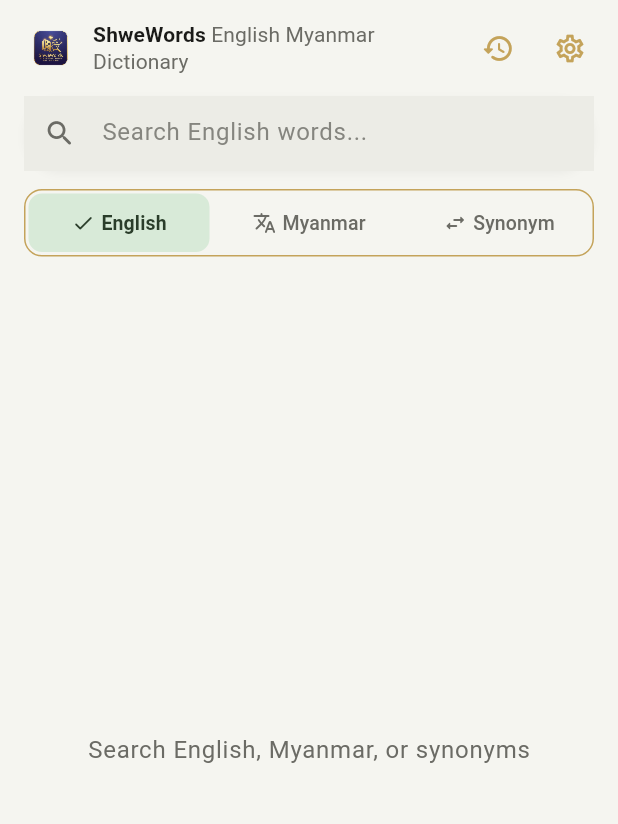
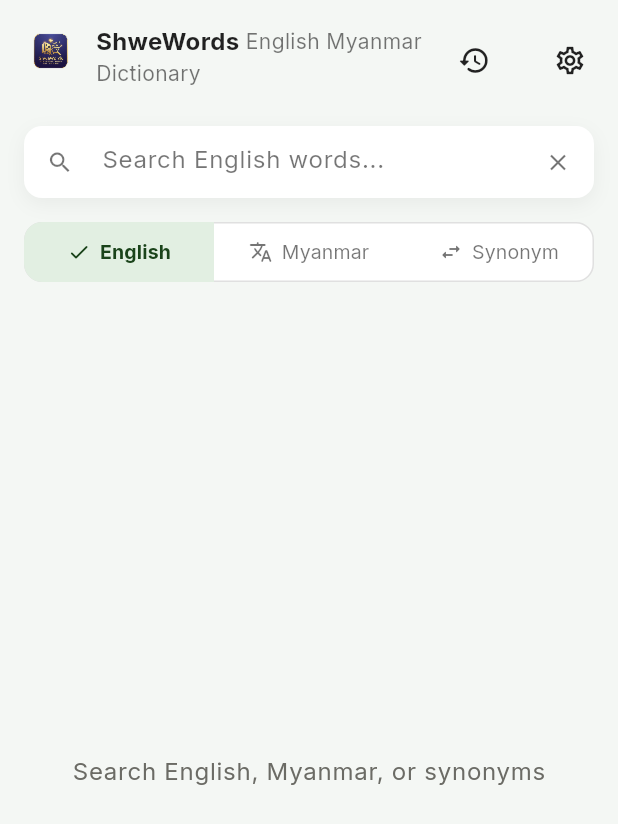
Before and after one commit to mggyi86/shwe-words-dictionary-app, a Flutter app: the SearchScreen screen opened by its route, on a phone screen of 412 x 824 dp. Shown: the top 824 px of the screen. Run offline on Flutter 3.47's test engine with Material 3 defaults, Android fonts, the phone set to English and light mode, and no system bars; our stand-ins replace connectivity_plus, dio, drift, flutter_riverpod, flutter_tts, freezed_annotation and 5 more; accounts and stored records are empty; generated files the repository leaves out were written again; network calls fail.

Commit message:
fix design

```diff
--- a/lib/core/theme/app_colors.dart
+++ b/lib/core/theme/app_colors.dart
@@ -1,11 +1,10 @@
 import 'package:flutter/material.dart';
 
-/// ShweWords brand palette (light + dark) from product mockups.
+/// ShweWords brand palette aligned with [example.dart].
 class AppColors {
   AppColors._();
 
-  static const gold = Color(0xFFC4A35A);
-  static const goldDark = Color(0xFFD4B06A);
+  static const gold = Color(0xFFD4AF37);
 
   static const lightScaffold = Color(0xFFF5F5F0);
   static const lightCard = Color(0xFFFFFFFF);
@@ -13,16 +12,20 @@ class AppColors {
   static const lightMutedText = Color(0xFF6B6B65);
   static const lightTitle = Color(0xFF1A1A18);
 
-  static const darkScaffold = Color(0xFF1A1C20);
-  static const darkCard = Color(0xFF23262B);
-  static const darkSearchFill = Color(0xFF2A2D33);
-  static const darkMutedText = Color(0xFFB0B0AA);
-  static const darkTitle = Color(0xFFF2F2EE);
+  static const darkScaffold = Color(0xFF121214);
+  static const darkCard = Color(0xFF1C1C20);
+  static const darkSearchFill = Color(0xFF1C1C20);
+  static const darkTitle = Color(0xFFFFFFFF);
+
+  /// Material grey shades used in example.dart.
+  static const grey300 = Color(0xFFE0E0E0);
+  static const grey400 = Color(0xFFBDBDBD);
+  static const grey500 = Color(0xFF9E9E9E);
 
   static const englishTabActive = Color(0xFFD8EAD8);
   static const englishTabActiveText = Color(0xFF2A3D2A);
-  static const englishTabActiveDark = Color(0xFF2E3F32);
-  static const englishTabActiveTextDark = Color(0xFFB8D4B8);
+  static const englishTabActiveDark = Color(0xFF2A3A2A);
+  static const tabActiveGreen = Color(0xFF81C784);
 
   static const synonymTabActiveDark = Color(0xFF2A2620);
 
@@ -39,16 +42,36 @@ class AppColors {
       brightness == Brightness.dark ? darkTitle : lightTitle;
 
   static Color mutedText(Brightness brightness) =>
-      brightness == Brightness.dark ? darkMutedText : lightMutedText;
+      brightness == Brightness.dark ? grey400 : lightMutedText;
 
-  static Color goldBorder(Brightness brightness) =>
-      brightness == Brightness.dark ? goldDark : gold;
+  static Color secondaryText(Brightness brightness) =>
+      brightness == Brightness.dark ? grey300 : lightMutedText;
+
+  static Color goldBorder(Brightness brightness) => gold;
+
+  static Color goldBorderSubtle(Brightness brightness, {double alpha = 0.5}) =>
+      gold.withValues(alpha: alpha);
+
+  static Color goldBorderCard(Brightness brightness) =>
+      gold.withValues(alpha: 0.4);
+
+  static Color goldIcon(Brightness brightness, {double alpha = 0.8}) =>
+      gold.withValues(alpha: alpha);
+
+  static Color inactiveTabForeground(Brightness brightness) =>
+      brightness == Brightness.dark ? grey400 : lightMutedText;
+
+  static Color activeTabForeground(Brightness brightness) =>
+      brightness == Brightness.dark ? tabActiveGreen : englishTabActiveText;
+
+  static Color searchIcon(Brightness brightness) =>
+      brightness == Brightness.dark ? grey500 : lightMutedText;
 
   static List<BoxShadow> cardGlow(Brightness brightness) {
     if (brightness == Brightness.light) return const [];
     return [
       BoxShadow(
-        color: gold.withValues(alpha: 0.28),
+        color: gold.withValues(alpha: 0.4),
         blurRadius: 10,
         spreadRadius: 0,
       ),
--- a/lib/data/database/app_database.dart
+++ b/lib/data/database/app_database.dart
@@ -13,7 +13,7 @@ part 'app_database.g.dart';
 class AppDatabase extends _$AppDatabase {
   AppDatabase(super.e);
 
-  AppDatabase.connect(QueryExecutor executor) : super(executor);
+  AppDatabase.connect(super.executor);
 
   @override
   int get schemaVersion => 1;
--- a/lib/features/search/search_screen.dart
+++ b/lib/features/search/search_screen.dart
@@ -50,10 +50,11 @@ class _SearchScreenState extends ConsumerState<SearchScreen> {
     final searchMode = ref.watch(searchModeProvider);
     final recentAsync = ref.watch(recentSearchesProvider);
     final isWide = MediaQuery.sizeOf(context).width >= 840;
-    final brightness = Theme.of(context).brightness;
+    final isDark = Theme.of(context).brightness == Brightness.dark;
 
     return Scaffold(
-      backgroundColor: AppColors.scaffoldBackground(brightness),
+      backgroundColor:
+          isDark ? AppColors.darkScaffold : const Color(0xFFF4F7F4),
       body: SafeArea(
         child: isWide
             ? _buildWideLayout(searchAsync, searchMode, recentAsync)
@@ -114,39 +115,51 @@ class _SearchScreenState extends ConsumerState<SearchScreen> {
   }
 
   Widget _buildBrandedHeader() {
-    final brightness = Theme.of(context).brightness;
-    final gold = AppColors.goldBorder(brightness);
-    final titleColor = AppColors.primaryText(brightness);
-    final subtitleColor = AppColors.mutedText(brightness);
+    final isDark = Theme.of(context).brightness == Brightness.dark;
+    final titleColor = isDark ? Colors.white : Colors.black87;
+    final subtitleColor = isDark ? Colors.grey[400]! : Colors.black54;
+    final iconColor =
+        isDark ? const Color(0xFFD4AF37) : Colors.black87;
 
     return Padding(
-      padding: const EdgeInsets.fromLTRB(16, 8, 8, 4),
+      padding: const EdgeInsets.fromLTRB(16, 16, 8, 0),
       child: Row(
+        crossAxisAlignment: CrossAxisAlignment.start,
         children: [
           const AppLogo(
             variant: AppLogoVariant.icon,
             height: 36,
             width: 36,
           ),
-          const SizedBox(width: 10),
+          const SizedBox(width: 12),
           Expanded(
-            child: RichText(
-              maxLines: 2,
-              overflow: TextOverflow.ellipsis,
-              text: TextSpan(
-                style: Theme.of(context).textTheme.titleSmall?.copyWith(
+            child: Column(
+              crossAxisAlignment: CrossAxisAlignment.start,
+              children: [
+                Row(
+                  children: [
+                    Text(
+                      AppConfig.appShortName,
+                      style: TextStyle(
+                        fontSize: 16,
+                        fontWeight: FontWeight.bold,
                         color: titleColor,
-                      height: 1.25,
+                      ),
+                    ),
+                    Text(
+                      ' English Myanmar',
+                      style: TextStyle(
                         fontSize: 14,
+                        fontWeight: FontWeight.w400,
+                        color: subtitleColor,
                       ),
-                children: [
-                  TextSpan(
-                    text: AppConfig.appShortName,
-                    style: const TextStyle(fontWeight: FontWeight.w700),
                     ),
-                  TextSpan(
-                    text: ' English Myanmar Dictionary',
+                  ],
+                ),
+                Text(
+                  'Dictionary',
                   style: TextStyle(
+                    fontSize: 14,
                     fontWeight: FontWeight.w400,
                     color: subtitleColor,
                   ),
@@ -154,17 +167,17 @@ class _SearchScreenState extends ConsumerState<SearchScreen> {
               ],
             ),
           ),
-          ),
           const OfflineIndicator(),
           IconButton(
             icon: const Icon(Icons.history_rounded),
-            color: gold,
+            color: iconColor,
             tooltip: 'History & Favorites',
             onPressed: () => context.push(AppRoutes.history),
           ),
+          const SizedBox(width: 16),
           IconButton(
             icon: const Icon(Icons.settings_outlined),
-            color: gold,
+            color: iconColor,
             tooltip: 'Settings',
             onPressed: () => context.push(AppRoutes.settings),
           ),
@@ -174,57 +187,59 @@ class _SearchScreenState extends ConsumerState<SearchScreen> {
   }
 
   Widget _buildSearchHeader(SearchMode searchMode) {
-    final brightness = Theme.of(context).brightness;
-    final gold = AppColors.goldBorder(brightness);
-    final fill = AppColors.searchFill(brightness);
-    final textColor = AppColors.primaryText(brightness);
-    final iconColor = AppColors.mutedText(brightness);
+    final isDark = Theme.of(context).brightness == Brightness.dark;
+    final searchIconColor = isDark ? Colors.grey[400]! : Colors.black54;
+    final hintColor = isDark ? Colors.grey[400]! : Colors.black54;
+    final inputTextColor = isDark ? Colors.white : Colors.black87;
 
     return Padding(
-      padding: const EdgeInsets.fromLTRB(16, 4, 16, 8),
+      padding: const EdgeInsets.fromLTRB(16, 20, 16, 0),
       child: Column(
         children: [
-          DecoratedBox(
+          Container(
+            height: 48,
             decoration: BoxDecoration(
-              color: fill,
-              borderRadius: BorderRadius.circular(28),
-              border: Border.all(color: gold, width: 1),
-              boxShadow: brightness == Brightness.light
-                  ? [
+              color: isDark ? const Color(0xFF1C1C20) : Colors.white,
+              borderRadius: BorderRadius.circular(12),
+              border: isDark
+                  ? Border.all(
+                      color: const Color(0xFFD4AF37).withValues(alpha: 0.3),
+                    )
+                  : null,
+              boxShadow: isDark
+                  ? null
+                  : [
                       BoxShadow(
-                        color: Colors.black.withValues(alpha: 0.04),
-                        blurRadius: 4,
-                        offset: const Offset(0, 2),
+                        color: Colors.black.withValues(alpha: 0.05),
+                        blurRadius: 10,
+                        offset: const Offset(0, 4),
                       ),
-                    ]
-                  : null,
+                    ],
             ),
             child: TextField(
               controller: _controller,
               focusNode: _focusNode,
-              style: Theme.of(context).textTheme.bodyLarge?.copyWith(
-                    color: textColor,
-                    fontSize: 16,
-                  ),
+              style: TextStyle(color: inputTextColor, fontSize: 16),
               decoration: InputDecoration(
+                isDense: true,
+                filled: false,
+                fillColor: Colors.transparent,
                 hintText: _hintForMode(searchMode),
-                hintStyle: TextStyle(color: iconColor.withValues(alpha: 0.8)),
+                hintStyle: TextStyle(color: hintColor),
                 border: InputBorder.none,
                 enabledBorder: InputBorder.none,
                 focusedBorder: InputBorder.none,
-                contentPadding:
-                    const EdgeInsets.symmetric(horizontal: 4, vertical: 12),
-                prefixIcon: Icon(Icons.search_rounded, color: iconColor, size: 22),
-                suffixIcon: _controller.text.isNotEmpty
-                    ? IconButton(
-                        icon: Icon(Icons.close_rounded, color: iconColor, size: 20),
+                disabledBorder: InputBorder.none,
+                contentPadding: const EdgeInsets.symmetric(vertical: 14),
+                prefixIcon: Icon(Icons.search, color: searchIconColor),
+                suffixIcon: IconButton(
+                  icon: Icon(Icons.close, color: searchIconColor),
                   onPressed: () {
                     _controller.clear();
                     ref.read(searchControllerProvider.notifier).clear();
                     setState(() {});
                   },
-                      )
-                    : null,
+                ),
               ),
               onChanged: (value) {
                 setState(() {});
@@ -235,7 +250,7 @@ class _SearchScreenState extends ConsumerState<SearchScreen> {
               },
             ),
           ),
-          const SizedBox(height: 12),
+          const SizedBox(height: 16),
           SearchModeToggle(
             mode: searchMode,
             onChanged: (mode) {
@@ -249,6 +264,7 @@ class _SearchScreenState extends ConsumerState<SearchScreen> {
               }
             },
           ),
+          const SizedBox(height: 16),
         ],
       ),
     );
@@ -271,7 +287,7 @@ class _SearchScreenState extends ConsumerState<SearchScreen> {
         }
         return ListView.builder(
           controller: _scrollController,
-          padding: const EdgeInsets.fromLTRB(16, 4, 16, 16),
+          padding: const EdgeInsets.fromLTRB(16, 16, 16, 16),
           itemCount: page.results.length + (page.hasMore ? 1 : 0),
           itemBuilder: (context, index) {
             if (index >= page.results.length) {
@@ -317,7 +333,7 @@ class _SearchScreenState extends ConsumerState<SearchScreen> {
 
     return recentAsync.when(
       loading: () => const SizedBox.shrink(),
-      error: (_, __) => const SizedBox.shrink(),
+      error: (_, _) => const SizedBox.shrink(),
       data: (recent) {
         if (recent.isEmpty) {
           return Center(
--- a/lib/features/search/widgets/search_mode_toggle.dart
+++ b/lib/features/search/widgets/search_mode_toggle.dart
@@ -1,5 +1,4 @@
 import 'package:flutter/material.dart';
-import 'package:shwewords/core/theme/app_colors.dart';
 import 'package:shwewords/domain/entities/search_result.dart';
 
 class SearchModeToggle extends StatelessWidget {
@@ -12,16 +11,30 @@ class SearchModeToggle extends StatelessWidget {
   final SearchMode mode;
   final ValueChanged<SearchMode> onChanged;
 
+  static const _outerRadius = 12.0;
+  static const _darkContainerBackground = Color(0xFF1C1C20);
+  static const _darkSelectedBackground = Color(0xFF2A3A2A);
+  static const _lightSelectedBackground = Color(0xFFE2EFE2);
+  static const _lightSelectedForeground = Color(0xFF1A431A);
+
   @override
   Widget build(BuildContext context) {
-    final brightness = Theme.of(context).brightness;
-    final borderColor = AppColors.goldBorder(brightness);
+    final isDark = Theme.of(context).brightness == Brightness.dark;
 
     return DecoratedBox(
       decoration: BoxDecoration(
-        borderRadius: BorderRadius.circular(12),
-        border: Border.all(color: borderColor, width: 1),
+        color: isDark ? _darkContainerBackground : Colors.white,
+        borderRadius: BorderRadius.circular(_outerRadius),
+        border: Border.all(
+          color: isDark
+              ? const Color(0xFFD4AF37).withValues(alpha: 0.3)
+              : Colors.grey.shade300,
         ),
+      ),
+      child: ClipRRect(
+        borderRadius: BorderRadius.circular(_outerRadius),
+        child: SizedBox(
+          height: 40,
           child: Row(
             children: [
               _Segment(
@@ -31,48 +44,34 @@ class SearchModeToggle extends StatelessWidget {
                     : Icons.abc_rounded,
                 selected: mode == SearchMode.english,
                 onTap: () => onChanged(SearchMode.english),
-            activeStyle: _englishActiveStyle(brightness),
+                segmentIndex: 0,
+                segmentCount: 3,
+                isDark: isDark,
               ),
               _Segment(
                 label: 'Myanmar',
                 icon: Icons.translate_rounded,
                 selected: mode == SearchMode.myanmar,
                 onTap: () => onChanged(SearchMode.myanmar),
+                segmentIndex: 1,
+                segmentCount: 3,
+                isDark: isDark,
               ),
               _Segment(
                 label: 'Synonym',
                 icon: Icons.swap_horiz_rounded,
                 selected: mode == SearchMode.synonym,
                 onTap: () => onChanged(SearchMode.synonym),
-            glowWhenSelected: true,
+                segmentIndex: 2,
+                segmentCount: 3,
+                isDark: isDark,
               ),
             ],
           ),
+        ),
+      ),
     );
   }
-
-  _SegmentActiveStyle _englishActiveStyle(Brightness brightness) {
-    if (brightness == Brightness.dark) {
-      return const _SegmentActiveStyle(
-        background: AppColors.englishTabActiveDark,
-        foreground: AppColors.englishTabActiveTextDark,
-      );
-    }
-    return const _SegmentActiveStyle(
-      background: AppColors.englishTabActive,
-      foreground: AppColors.englishTabActiveText,
-    );
-  }
-}
-
-class _SegmentActiveStyle {
-  const _SegmentActiveStyle({
-    required this.background,
-    required this.foreground,
-  });
-
-  final Color background;
-  final Color foreground;
 }
 
 class _Segment extends StatelessWidget {
@@ -81,63 +80,75 @@ class _Segment extends StatelessWidget {
     required this.icon,
     required this.selected,
     required this.onTap,
-    this.activeStyle,
-    this.glowWhenSelected = false,
+    required this.segmentIndex,
+    required this.segmentCount,
+    required this.isDark,
   });
 
   final String label;
   final IconData icon;
   final bool selected;
   final VoidCallback onTap;
-  final _SegmentActiveStyle? activeStyle;
-  final bool glowWhenSelected;
+  final int segmentIndex;
+  final int segmentCount;
+  final bool isDark;
+
+  BorderRadius? _selectedBorderRadius() {
+    if (!selected) return null;
+
+    if (segmentIndex == 0) {
+      return const BorderRadius.only(
+        topLeft: Radius.circular(SearchModeToggle._outerRadius),
+        bottomLeft: Radius.circular(SearchModeToggle._outerRadius),
+      );
+    }
+    if (segmentIndex == segmentCount - 1) {
+      return const BorderRadius.only(
+        topRight: Radius.circular(SearchModeToggle._outerRadius),
+        bottomRight: Radius.circular(SearchModeToggle._outerRadius),
+      );
+    }
+    return BorderRadius.zero;
+  }
+
+  Color _selectedBackground() {
+    if (isDark) return SearchModeToggle._darkSelectedBackground;
+    return SearchModeToggle._lightSelectedBackground;
+  }
+
+  Color _foregroundColor() {
+    if (selected) {
+      return isDark
+          ? Colors.green[400]!
+          : SearchModeToggle._lightSelectedForeground;
+    }
+    return isDark ? Colors.grey[400]! : Colors.black54;
+  }
 
   @override
   Widget build(BuildContext context) {
-    final brightness = Theme.of(context).brightness;
-    final isDark = brightness == Brightness.dark;
-    final gold = AppColors.goldBorder(brightness);
-
-    Color background = Colors.transparent;
-    Color foreground = AppColors.mutedText(brightness);
-    List<BoxShadow> shadows = const [];
-
-    if (selected && activeStyle != null) {
-      background = activeStyle!.background;
-      foreground = activeStyle!.foreground;
-    } else if (selected && glowWhenSelected) {
-      background =
-          isDark ? AppColors.synonymTabActiveDark : AppColors.lightSearchFill;
-      foreground = gold;
-      shadows = AppColors.tabGlow(brightness);
-    } else if (selected) {
-      background = AppColors.searchFill(brightness);
-      foreground = AppColors.primaryText(brightness);
-    }
+    final borderRadius = _selectedBorderRadius();
+    final background = selected ? _selectedBackground() : Colors.transparent;
+    final foreground = _foregroundColor();
 
     return Expanded(
       child: Material(
         color: Colors.transparent,
         child: InkWell(
           onTap: onTap,
-          borderRadius: BorderRadius.circular(11),
+          borderRadius: borderRadius ?? BorderRadius.zero,
           child: AnimatedContainer(
             duration: const Duration(milliseconds: 180),
-            margin: const EdgeInsets.all(3),
-            padding: const EdgeInsets.symmetric(vertical: 10, horizontal: 4),
+            height: 40,
             decoration: BoxDecoration(
               color: background,
-              borderRadius: BorderRadius.circular(9),
-              border: selected && glowWhenSelected
-                  ? Border.all(color: gold, width: 1)
-                  : null,
-              boxShadow: shadows,
+              borderRadius: borderRadius,
             ),
             child: Row(
               mainAxisAlignment: MainAxisAlignment.center,
               children: [
                 Icon(icon, size: 16, color: foreground),
-                const SizedBox(width: 4),
+                const SizedBox(width: 6),
                 Flexible(
                   child: Text(
                     label,
@@ -146,7 +157,7 @@ class _Segment extends StatelessWidget {
                     style: Theme.of(context).textTheme.labelLarge?.copyWith(
                           color: foreground,
                           fontWeight:
-                              selected ? FontWeight.w600 : FontWeight.w500,
+                              selected ? FontWeight.w700 : FontWeight.w400,
                           fontSize: 13,
                         ),
                   ),
--- a/lib/features/settings/settings_screen.dart
+++ b/lib/features/settings/settings_screen.dart
@@ -66,7 +66,7 @@ class SettingsScreen extends ConsumerWidget {
                 subtitle: dbVersionAsync.when(
                   data: (v) => Text(v),
                   loading: () => const Text('Loading...'),
-                  error: (_, __) => const Text('Unknown'),
+                  error: (_, _) => const Text('Unknown'),
                 ),
               ),
               ListTile(
@@ -74,7 +74,7 @@ class SettingsScreen extends ConsumerWidget {
                 subtitle: entryCountAsync.when(
                   data: (c) => Text('$c words'),
                   loading: () => const Text('Loading...'),
-                  error: (_, __) => const Text('Unknown'),
+                  error: (_, _) => const Text('Unknown'),
                 ),
               ),
               ListTile(
--- a/pubspec.yaml
+++ b/pubspec.yaml
@@ -61,3 +61,9 @@ flutter:
   assets:
     - assets/dev/
     - assets/images/
+  fonts:
+    - family: Padauk
+      fonts:
+        - asset: assets/fonts/Padauk-Regular.ttf
+        - asset: assets/fonts/Padauk-Bold.ttf
+          weight: 700
```
Also changed, not shown: lib/core/theme/app_theme.dart (+24 -25 lines), lib/core/utils/meaning_display.dart (added, +76 -0 lines), lib/features/search/widgets/search_result_tile.dart (+128 -100 lines), Gemini_Generated_Image_ei8wv7ei8wv7ei8w.png (added), assets/fonts/Padauk-Bold.ttf (added), assets/fonts/Padauk-Regular.ttf (added), 1 other file. Lines whose indentation alone changed are shown as unchanged.
